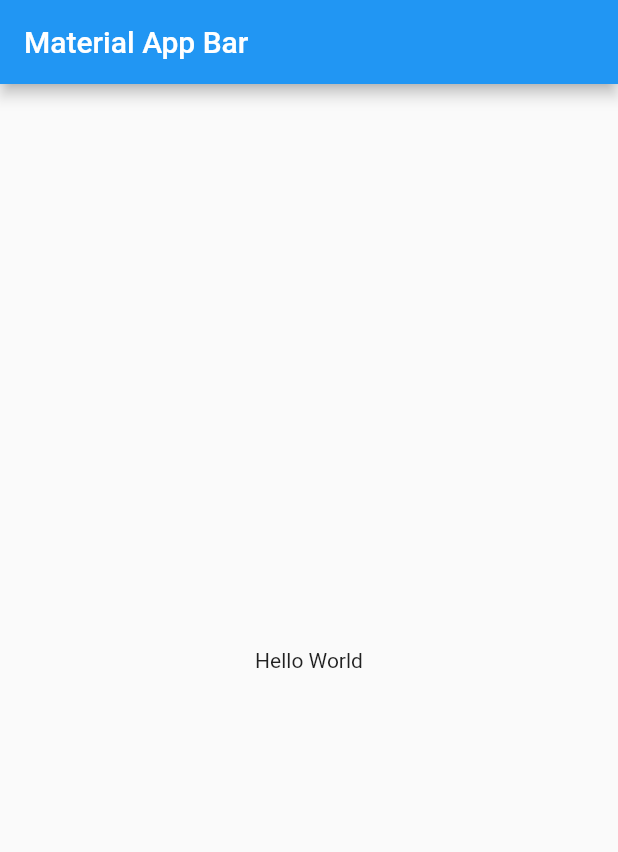
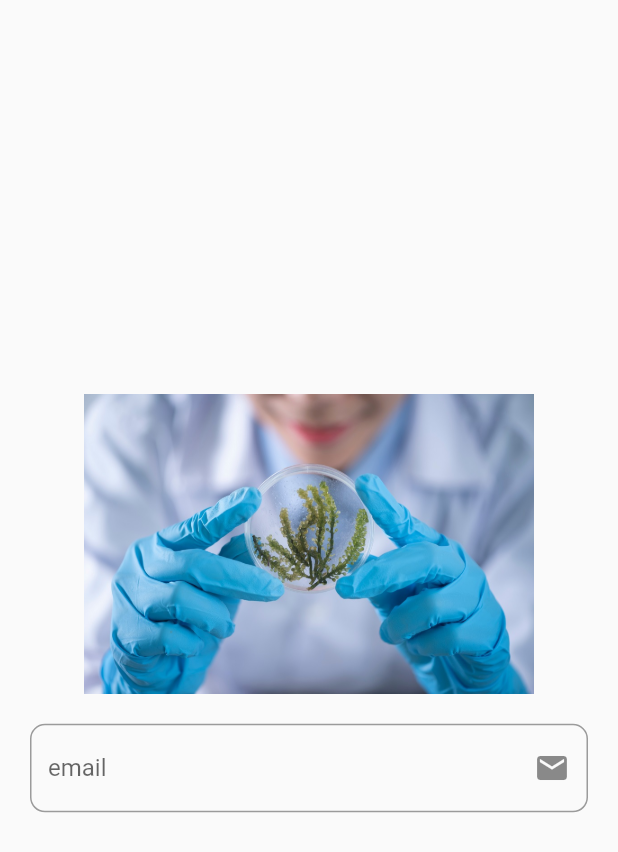
Before and after one commit to AhmedJwad/patientApp, a Flutter app: the screen it shows after launch, on a phone screen of 412 x 824 dp. Shown: the top 852 px of the screen. Run offline on Flutter 3.47's test engine with Material 2 defaults, Android fonts, the phone set to English and light mode, and no system bars.

Commit message:
login
Add login

```diff
--- a/lib/main.dart
+++ b/lib/main.dart
@@ -1,4 +1,5 @@
 import 'package:flutter/material.dart';
+import 'package:healthcare/screen/login_screen.dart';
 
 void main() => runApp(const MyApp());
 
@@ -8,15 +9,10 @@ class MyApp extends StatelessWidget {
   @override
   Widget build(BuildContext context) {
     return MaterialApp(
-      title: 'Material App',
-      home: Scaffold(
-        appBar: AppBar(
-          title: const Text('Material App Bar'),
-        ),
-        body: const Center(
-          child: Text('Hello World'),
-        ),
-      ),
+      debugShowCheckedModeBanner: false,
+      title: 'HealthCare App',
+      home: loginScreen(),
+
     );
   }
 }
--- /dev/null
+++ b/lib/screen/login_screen.dart
@@ -0,0 +1,53 @@
+
+
+import 'package:flutter/material.dart';
+
+class loginScreen extends StatefulWidget {
+  const loginScreen({Key? key}) : super(key: key);
+
+  @override
+  State<loginScreen> createState() => _loginScreenState();
+}
+
+class _loginScreenState extends State<loginScreen> {
+  String _email = '';
+  @override
+  Widget build(BuildContext context) {
+    return Scaffold(
+      body:Column(
+        mainAxisAlignment: MainAxisAlignment.center,
+        children: <Widget>[
+         _showlogo(),
+         _showemail(),
+        ],
+      )
+
+
+    );
+  }
+
+ Widget _showlogo() {
+
+  return Image(image: AssetImage('assets/logo.jpg'), width: 300,);
+ }
+
+ Widget _showemail() {
+  return Container(
+    padding: EdgeInsets.all(20),
+    child: TextField(
+      autocorrect: true,
+      keyboardType: TextInputType.emailAddress,
+      decoration: InputDecoration(
+        hintText: 'please inserrt your email',
+        labelText: 'email',
+        suffixIcon: Icon(Icons.email),
+        border: OutlineInputBorder(borderRadius: BorderRadius.circular(10)),
+      ),
+      onChanged: (value){
+        _email = value;
+        print(_email);
+      },
+    ),
+  );
+ }
+}
--- a/pubspec.yaml
+++ b/pubspec.yaml
@@ -58,8 +58,8 @@ flutter:
   uses-material-design: true
 
   # To add assets to your application, add an assets section, like this:
-  # assets:
-  #   - images/a_dot_burr.jpeg
+  assets:
+     - assets/
   #   - images/a_dot_ham.jpeg
 
   # An image asset can refer to one or more resolution-specific "variants", see
```
Also changed, not shown: assets/logo.jpg (added), assets/noimage.png (added).
